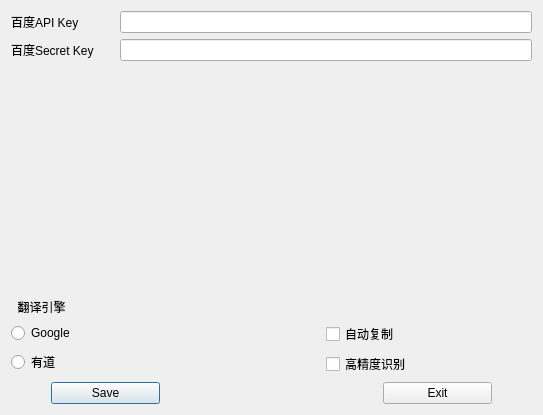
QiSheng918/ocr_qt, file setting.ui: the form before one commit.
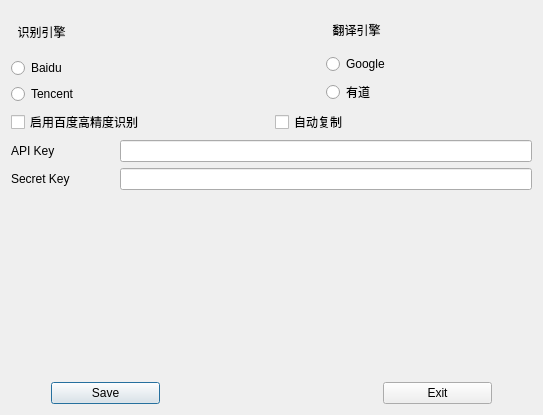
The form after the commit.

The edit to the form file:
```diff
--- a/setting.ui
+++ b/setting.ui
@@ -13,9 +13,98 @@
   <property name="windowTitle">
    <string>Dialog</string>
   </property>
-  <layout class="QVBoxLayout" name="verticalLayout_4">
+  <layout class="QVBoxLayout" name="verticalLayout_6">
    <item>
-    <layout class="QVBoxLayout" name="verticalLayout_3" stretch="3,2,0,3">
+    <layout class="QVBoxLayout" name="verticalLayout_3" stretch="1,1,1,2,1">
+     <item>
+      <layout class="QHBoxLayout" name="horizontalLayout" stretch="2,1,2">
+       <item>
+        <layout class="QVBoxLayout" name="verticalLayout_5">
+         <item>
+          <widget class="QLabel" name="label">
+           <property name="text">
+            <string>  识别引擎</string>
+           </property>
+          </widget>
+         </item>
+         <item>
+          <widget class="QRadioButton" name="baiduRadioButton">
+           <property name="text">
+            <string>Baidu</string>
+           </property>
+          </widget>
+         </item>
+         <item>
+          <widget class="QRadioButton" name="tencentRadioButton">
+           <property name="text">
+            <string>Tencent</string>
+           </property>
+          </widget>
+         </item>
+        </layout>
+       </item>
+       <item>
+        <spacer name="horizontalSpacer">
+         <property name="orientation">
+          <enum>Qt::Horizontal</enum>
+         </property>
+         <property name="sizeHint" stdset="0">
+          <size>
+           <width>40</width>
+           <height>20</height>
+          </size>
+         </property>
+        </spacer>
+       </item>
+       <item>
+        <layout class="QVBoxLayout" name="verticalLayout">
+         <item>
+          <widget class="QLabel" name="label_2">
+           <property name="text">
+            <string>  翻译引擎</string>
+           </property>
+          </widget>
+         </item>
+         <item>
+          <widget class="QRadioButton" name="googleradioButton">
+           <property name="text">
+            <string>Google</string>
+           </property>
+          </widget>
+         </item>
+         <item>
+          <widget class="QRadioButton" name="youdaoRadioButton">
+           <property name="text">
+            <string>有道</string>
+           </property>
+          </widget>
+         </item>
+        </layout>
+       </item>
+      </layout>
+     </item>
+     <item>
+      <layout class="QHBoxLayout" name="horizontalLayout_3" stretch="1">
+       <item>
+        <layout class="QHBoxLayout" name="horizontalLayout_4">
+         <item>
+          <widget class="QCheckBox" name="preciseCheckBox">
+           <property name="text">
+            <string>启用百度高精度识别</string>
+           </property>
+          </widget>
+         </item>
+         <item>
+          <widget class="QCheckBox" name="autoCopyCheckBox">
+           <property name="text">
+            <string>自动复制</string>
+           </property>
+          </widget>
+         </item>
+        </layout>
+       </item>
+      </layout>
+     </item>
      <item>
       <layout class="QGridLayout" name="gridLayout" rowstretch="1,1" columnstretch="1,4">
        <item row="0" column="1">
@@ -28,23 +117,23 @@
          </property>
         </widget>
        </item>
-       <item row="1" column="1">
-        <widget class="QLineEdit" name="secretEdit"/>
-       </item>
        <item row="0" column="0">
         <widget class="QLabel" name="keyLabel">
          <property name="text">
-          <string>百度API Key</string>
+          <string>API Key</string>
          </property>
         </widget>
        </item>
        <item row="1" column="0">
         <widget class="QLabel" name="secretLabel">
          <property name="text">
-          <string>百度Secret Key</string>
+          <string>Secret Key</string>
          </property>
         </widget>
        </item>
+       <item row="1" column="1">
+        <widget class="QLineEdit" name="secretEdit"/>
+       </item>
       </layout>
      </item>
      <item>
@@ -61,68 +150,6 @@
       </spacer>
      </item>
      <item>
-      <widget class="QLabel" name="label">
-       <property name="text">
-        <string>  翻译引擎</string>
-       </property>
-      </widget>
-     </item>
-     <item>
-      <layout class="QHBoxLayout" name="horizontalLayout" stretch="2,1,2">
-       <item>
-        <layout class="QVBoxLayout" name="verticalLayout">
-         <item>
-          <widget class="QRadioButton" name="googleradioButton">
-           <property name="text">
-            <string>Google</string>
-           </property>
-          </widget>
-         </item>
-         <item>
-          <widget class="QRadioButton" name="youdaoRadioButton">
-           <property name="text">
-            <string>有道</string>
-           </property>
-          </widget>
-         </item>
-        </layout>
-       </item>
-       <item>
-        <spacer name="horizontalSpacer">
-         <property name="orientation">
-          <enum>Qt::Horizontal</enum>
-         </property>
-         <property name="sizeHint" stdset="0">
-          <size>
-           <width>40</width>
-           <height>38</height>
-          </size>
-         </property>
-        </spacer>
-       </item>
-       <item>
-        <layout class="QVBoxLayout" name="verticalLayout_2">
-         <item>
-          <widget class="QCheckBox" name="autoCopyCheckBox">
-           <property name="text">
-            <string>自动复制</string>
-           </property>
-          </widget>
-         </item>
-         <item>
-          <widget class="QCheckBox" name="preciseCheckBox">
-           <property name="text">
-            <string>高精度识别</string>
-           </property>
-          </widget>
-         </item>
-        </layout>
-       </item>
-      </layout>
-     </item>
-    </layout>
-   </item>
-   <item>
     <layout class="QHBoxLayout" name="horizontalLayout_2" stretch="0,1,2,1,0">
      <item>
       <spacer name="horizontalSpacer_3">
@@ -176,6 +203,8 @@
         </size>
        </property>
       </spacer>
+       </item>
+      </layout>
      </item>
     </layout>
    </item>
```
Lines whose indentation alone changed are shown as unchanged.
